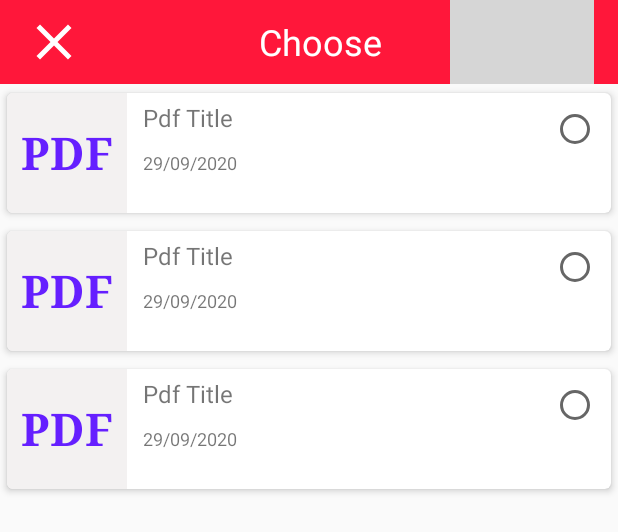
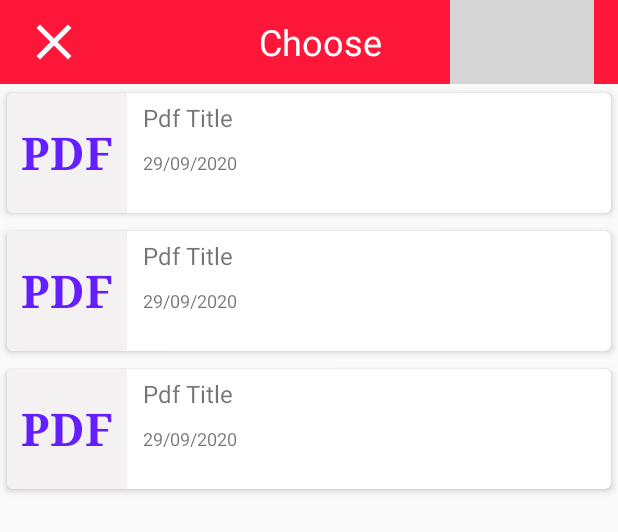
Before and after one commit to amsxna060/DocScannerKotlin, an Android app: the layout activity_device_file.xml on its own in the app's theme, with its tools: preview values and no code run, on a phone screen of 412 x 824 dp. Shown: the top 532 px of the screen. Run offline under Robolectric (Android 15) with nearby library versions, the phone set to English and light mode, and no system bars; grey boxes are pictures that could not be loaded.

Commit message:
remove radio button

```diff
--- /dev/null
+++ b/app/src/main/res/drawable/ic_baseline_done_all_24.xml
@@ -0,0 +1,5 @@
+<vector android:height="40dp" android:tint="#262626"
+    android:viewportHeight="24" android:viewportWidth="24"
+    android:width="40dp" xmlns:android="http://schemas.android.com/apk/res/android">
+    <path android:fillColor="@android:color/white" android:pathData="M18,7l-1.41,-1.41 -6.34,6.34 1.41,1.41L18,7zM22.24,5.59L11.66,16.17 7.48,12l-1.41,1.41L11.66,19l12,-12 -1.42,-1.41zM0.41,13.41L6,19l1.41,-1.41L1.83,12 0.41,13.41z"/>
+</vector>
--- a/app/src/main/res/layout/devicefile.xml
+++ b/app/src/main/res/layout/devicefile.xml
@@ -8,6 +8,7 @@
     xmlns:app="http://schemas.android.com/apk/res-auto">
 
     <RelativeLayout
+        android:id="@+id/wholerow"
         android:layout_width="match_parent"
         android:layout_height="wrap_content">
 
@@ -30,7 +31,6 @@
             android:layout_height="wrap_content"
             android:layout_marginStart="5dp"
             android:layout_marginEnd="10dp"
-            android:layout_toStartOf="@+id/selectButton"
             android:layout_toEndOf="@+id/thumbnail"
             android:padding="5dp"
             android:text="Pdf Title"
@@ -46,14 +46,6 @@
             android:layout_marginStart="5dp"
             android:padding="5dp"/>
 
-        <RadioButton
-            android:id="@+id/selectButton"
-            android:layout_width="wrap_content"
-            android:layout_height="wrap_content"
-            android:layout_alignParentEnd="true"
-            android:layout_marginEnd="8dp"
-            android:layout_marginTop="8dp"
-             />
 
     </RelativeLayout>
 
```
